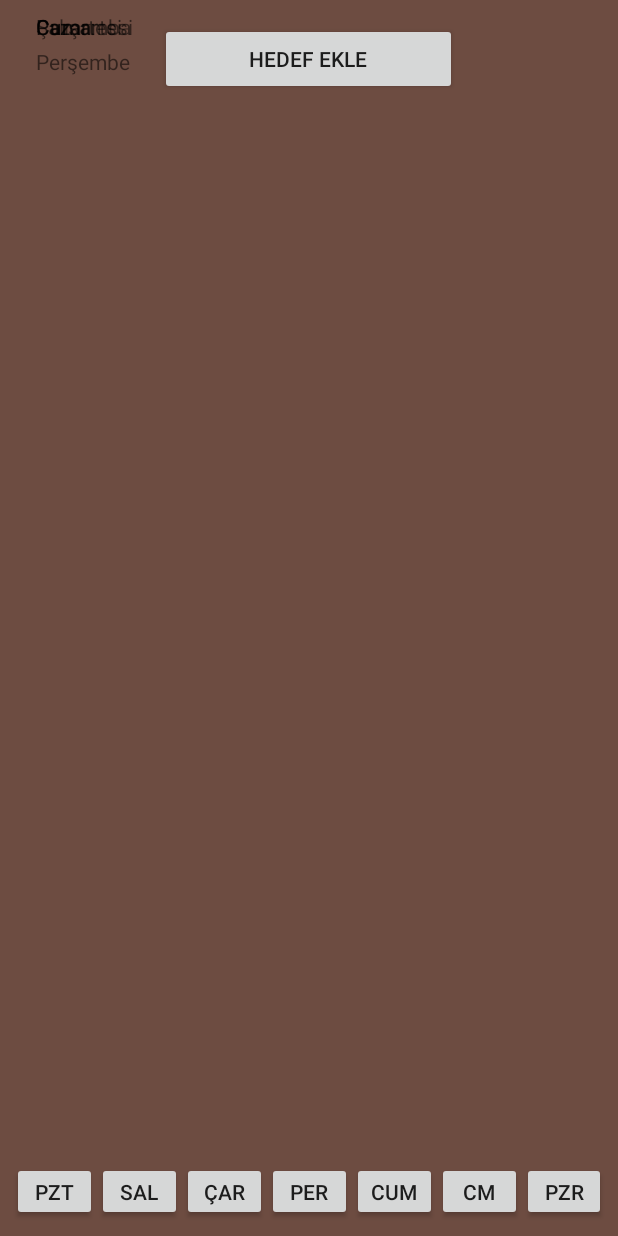
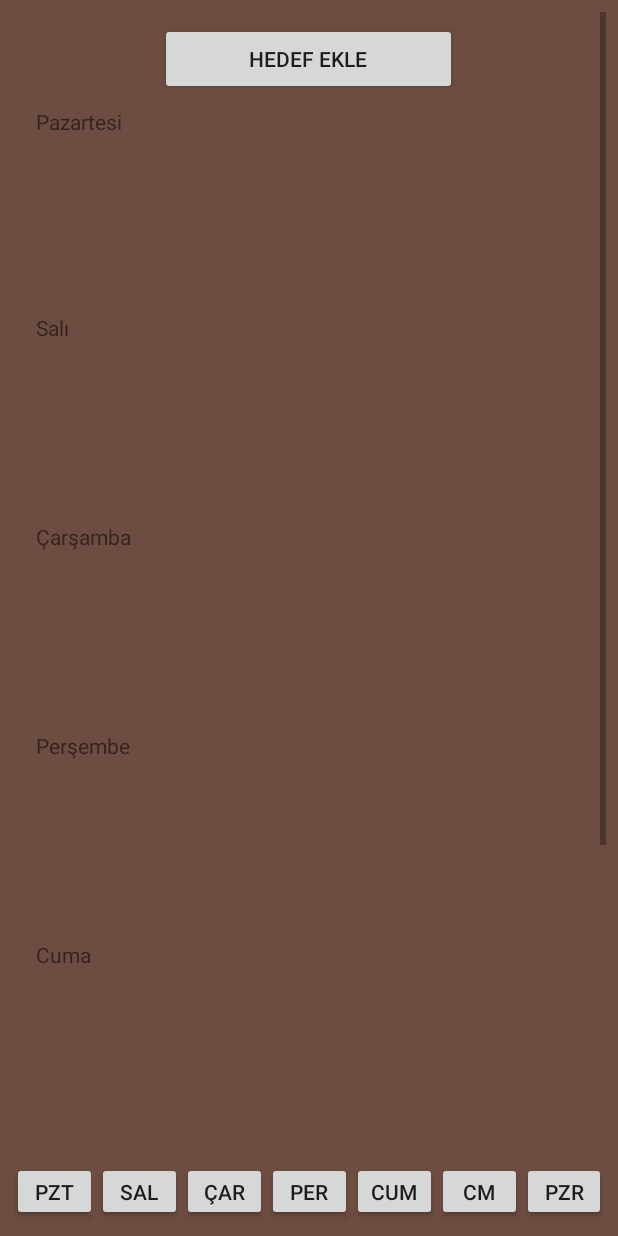
Before and after one commit to zplmco001/ST-Scheduler, an Android app: the fragment Hedefler shown on its own in the app's theme, on a phone screen of 412 x 824 dp. Run offline under Robolectric (Android 15) with nearby library versions, the phone set to English and light mode, and no system bars.

```diff
--- a/Desktop/Trial/app/src/main/java/com/trial/kk/trial/Hedefler.java
+++ b/Desktop/Trial/app/src/main/java/com/trial/kk/trial/Hedefler.java
@@ -1,5 +1,4 @@
 package com.trial.kk.trial;
-
 
 import android.content.Intent;
 import android.os.Bundle;
@@ -9,16 +8,41 @@ import android.view.LayoutInflater;
 import android.view.View;
 import android.view.ViewGroup;
 import android.widget.Button;
+import android.widget.ScrollView;
+
+import java.util.ArrayList;
+import java.util.List;
 
 public class Hedefler extends Fragment {
 
-    private Button hedef;
+    private Button hedef, pzt, sal, car, per, cu, cm, pz;
+    private ScrollView scrollView;
 
     @Nullable
     @Override
     public View onCreateView(LayoutInflater inflater, @Nullable ViewGroup container, @Nullable Bundle savedInstanceState) {
 
         View view = inflater.inflate(R.layout.fragment_hedefler, container, false);
+
+        pzt = view.findViewById(R.id.pzt);
+        sal = view.findViewById(R.id.sal);
+        car = view.findViewById(R.id.car);
+        per = view.findViewById(R.id.per);
+        cu = view.findViewById(R.id.cum);
+        cm = view.findViewById(R.id.cm);
+        pz = view.findViewById(R.id.pzr);
+
+        pzt.setOnClickListener(new ButtonListener(0));
+        sal.setOnClickListener(new ButtonListener(1));
+        car.setOnClickListener(new ButtonListener(2));
+        per.setOnClickListener(new ButtonListener(3));
+        cu.setOnClickListener(new ButtonListener(4));
+        cm.setOnClickListener(new ButtonListener(5));
+        pz.setOnClickListener(new ButtonListener(6));
+
+
+
+        scrollView = view.findViewById(R.id.hedefScroll);
 
         hedef = view.findViewById(R.id.hedef);
         hedef.setOnClickListener(new View.OnClickListener() {
@@ -33,4 +57,34 @@ public class Hedefler extends Fragment {
 
     }
 
+    List<MyPostit> myPostits = new ArrayList<>();
+
+
+    private class ButtonListener implements View.OnClickListener{
+
+        private ArrayList<Integer> pos = new ArrayList<>();
+        private int day;
+
+        ButtonListener(int day){
+            this.day = day;
+            pos.add(130);
+            pos.add(500);
+            pos.add(870);
+            pos.add(1040);
+            pos.add(1210);
+            pos.add(1380);
+            pos.add(1550);
+        }
+
+        @Override
+        public void onClick(View view) {
+            scrollView.post(new Runnable() {
+                @Override
+                public void run() {
+                    scrollView.scrollTo(0,pos.get(day));
+                }
+            });
+        }
+    }
+
 }
--- a/Desktop/Trial/app/src/main/res/layout/fragment_hedefler.xml
+++ b/Desktop/Trial/app/src/main/res/layout/fragment_hedefler.xml
@@ -75,6 +75,7 @@
     <ScrollView
         android:layout_width="0dp"
         android:layout_height="0dp"
+        android:id="@+id/hedefScroll"
         tools:layout_constraintTop_creator="1"
         tools:layout_constraintRight_creator="1"
         tools:layout_constraintBottom_creator="1"
@@ -86,7 +87,9 @@
         tools:layout_constraintLeft_creator="1"
         android:layout_marginBottom="8dp"
         app:layout_constraintLeft_toLeftOf="parent"
-        app:layout_constraintTop_toTopOf="parent">
+        app:layout_constraintTop_toTopOf="parent"
+        app:layout_constraintVertical_bias="0.0"
+        app:layout_constraintHorizontal_bias="0.0">
 
         <android.support.constraint.ConstraintLayout
             android:layout_width="match_parent"
@@ -98,72 +101,80 @@
                 android:layout_width="wrap_content"
                 android:layout_height="wrap_content"
                 android:text="Çarşamba"
-                tools:layout_editor_absoluteY="286dp"
                 android:layout_marginLeft="16dp"
                 app:layout_constraintLeft_toLeftOf="parent"
-                android:layout_marginStart="16dp" />
+                android:layout_marginStart="16dp"
+                android:layout_marginTop="120dp"
+                app:layout_constraintTop_toBottomOf="@+id/Sali" />
 
             <TextView
                 android:id="@+id/Persembe"
                 android:layout_width="wrap_content"
                 android:layout_height="wrap_content"
                 android:text="Perşembe"
-                app:layout_constraintBottom_toBottomOf="parent"
-                app:layout_constraintTop_toTopOf="parent"
-                app:layout_constraintVertical_bias="0.647"
                 android:layout_marginLeft="16dp"
                 app:layout_constraintLeft_toLeftOf="parent"
-                android:layout_marginStart="16dp" />
+                android:layout_marginStart="16dp"
+                android:layout_marginTop="120dp"
+                app:layout_constraintTop_toBottomOf="@+id/Carsamba" />
 
             <TextView
                 android:id="@+id/Sali"
                 android:layout_width="55dp"
-                android:layout_height="20dp"
+                android:layout_height="0dp"
                 android:text="Salı"
-                tools:layout_editor_absoluteY="180dp"
                 android:layout_marginLeft="16dp"
                 app:layout_constraintLeft_toLeftOf="parent"
-                android:layout_marginStart="16dp" />
+                android:layout_marginStart="16dp"
+                android:layout_marginTop="120dp"
+                app:layout_constraintTop_toBottomOf="@+id/Pazartesi" />
 
             <TextView
                 android:id="@+id/Cuma"
                 android:layout_width="wrap_content"
                 android:layout_height="wrap_content"
                 android:text="Cuma"
-                tools:layout_editor_absoluteY="429dp"
                 android:layout_marginLeft="16dp"
                 app:layout_constraintLeft_toLeftOf="parent"
-                android:layout_marginStart="16dp" />
+                android:layout_marginStart="16dp"
+                android:layout_marginTop="120dp"
+                app:layout_constraintTop_toBottomOf="@+id/Persembe" />
 
             <TextView
                 android:id="@+id/Pazartesi"
-                android:layout_width="wrap_content"
-                android:layout_height="wrap_content"
+                android:layout_width="65dp"
+                android:layout_height="17dp"
                 android:text="Pazartesi"
-                tools:layout_editor_absoluteY="70dp"
-                android:layout_marginLeft="22dp"
+                android:layout_marginLeft="16dp"
                 app:layout_constraintLeft_toLeftOf="parent"
-                android:layout_marginStart="16dp" />
+                android:layout_marginStart="16dp"
+                android:layout_marginTop="8dp"
+                app:layout_constraintTop_toBottomOf="@+id/hedef"
+                tools:layout_editor_absoluteY="63dp" />
 
             <TextView
                 android:id="@+id/Cumartesi"
                 android:layout_width="wrap_content"
                 android:layout_height="wrap_content"
                 android:text="Cumartesi"
-                tools:layout_editor_absoluteY="490dp"
                 android:layout_marginLeft="16dp"
                 app:layout_constraintLeft_toLeftOf="parent"
-                android:layout_marginStart="16dp" />
+                tools:layout_editor_absoluteX="270dp"
+                android:layout_marginTop="120dp"
+                app:layout_constraintTop_toBottomOf="@+id/Cuma" />
 
             <TextView
                 android:id="@+id/Pazar"
-                android:layout_width="wrap_content"
+                android:layout_width="104dp"
                 android:layout_height="wrap_content"
+                android:layout_marginBottom="120dp"
+                android:layout_marginLeft="16dp"
+                android:layout_marginTop="120dp"
                 android:text="Pazar"
-                tools:layout_editor_absoluteY="533dp"
-                android:layout_marginLeft="16dp"
+                app:layout_constraintBottom_toBottomOf="parent"
                 app:layout_constraintLeft_toLeftOf="parent"
-                android:layout_marginStart="16dp" />
+                app:layout_constraintTop_toBottomOf="@+id/Cumartesi"
+                tools:layout_editor_absoluteX="233dp" />
 
             <Button
                 android:id="@+id/hedef"
--- a/Desktop/Trial/app/src/main/res/layout/konular_layout.xml
+++ b/Desktop/Trial/app/src/main/res/layout/konular_layout.xml
@@ -2,6 +2,7 @@
 <android.support.constraint.ConstraintLayout xmlns:android="http://schemas.android.com/apk/res/android"
     android:orientation="vertical" android:layout_width="match_parent"
     android:layout_height="match_parent"
-    android:background="@color/f2">
+    android:background="@color/f2"
+    android:id="@+id/cs">
 
 </android.support.constraint.ConstraintLayout>
```
Also changed, not shown: Desktop/Trial/app/src/main/java/com/trial/kk/trial/HedefPopup.java (+71 -13 lines), Desktop/Trial/app/src/main/java/com/trial/kk/trial/Konular.java (+24 -1 lines), Desktop/Trial/app/src/main/java/com/trial/kk/trial/MyPostit.java (added, +31 -0 lines), Desktop/Trial/app/src/main/java/com/trial/kk/trial/Sayac.java (+6 -1 lines), Desktop/Trial/app/src/main/res/layout/activity_hedef_popup.xml (+14 -4 lines).
